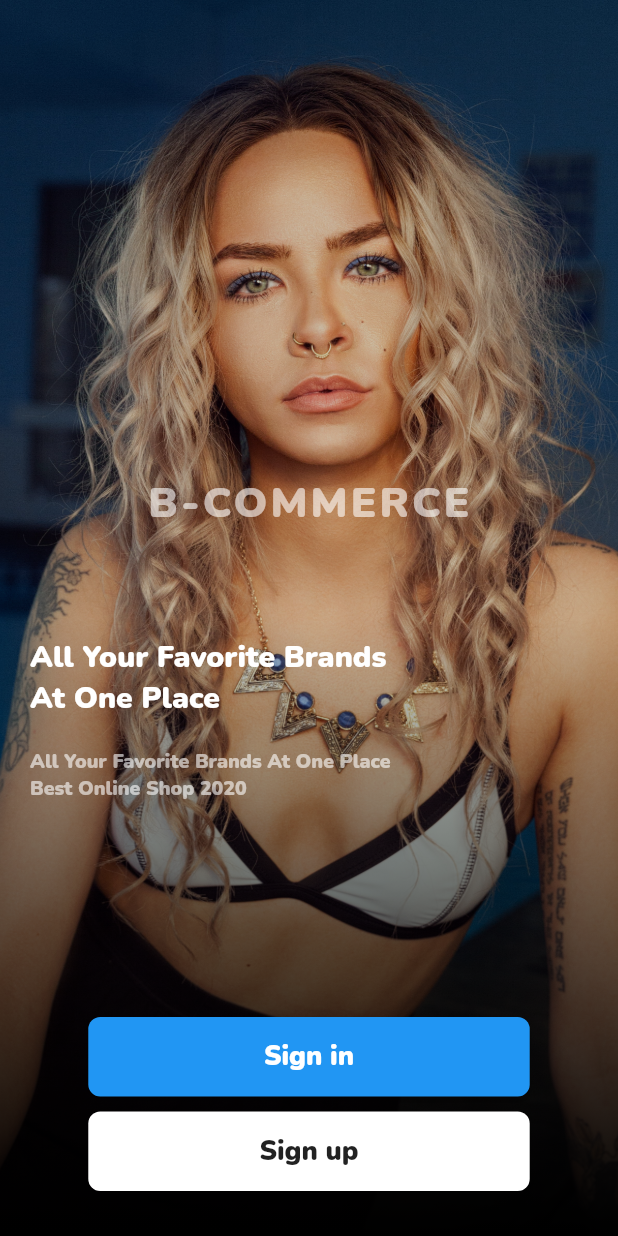
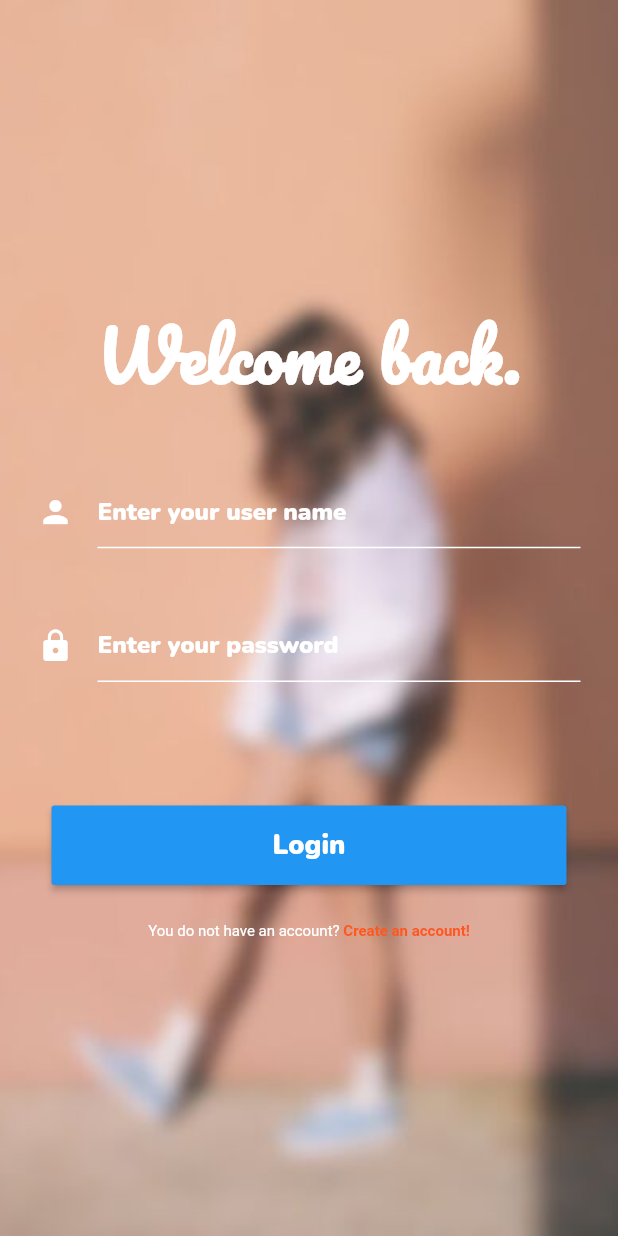
Before and after one commit to ndemeyvan/b-Commerce, a Flutter app: the screen it shows after launch, after a tap on "Sign in", on a phone screen of 412 x 824 dp. Run offline on Flutter 3.47's test engine with Material 2 defaults, Android fonts, the phone set to English and light mode, and no system bars.

Commit message:
finish with signIn screen

```diff
--- /dev/null
+++ b/lib/Components/CustumButton.dart
@@ -0,0 +1,51 @@
+import 'package:flutter/material.dart';
+import '../utils/ScreenHeightAndWidth.dart';
+
+class CustomButton extends StatefulWidget {
+  final Function pressEvent;
+  final buttonText;
+  final Color buttonColor;
+  final Color textColor;
+
+
+
+  const CustomButton(
+      {@required this.pressEvent,@required this.buttonText,@required this.buttonColor,@required this.textColor});
+
+  @override
+  _CustomButtonState createState() => _CustomButtonState();
+}
+
+class _CustomButtonState extends State<CustomButton> {
+  Animation<double> _scale;
+
+  @override
+  void initState() {
+    super.initState();
+  }
+
+
+
+  @override
+  Widget build(BuildContext context) {
+    return Container(
+      width: screenWidth(context) / 1.2,
+      child: RaisedButton(
+        shape: RoundedRectangleBorder(
+            borderRadius: BorderRadius.circular(2.0)),
+        onPressed: widget.pressEvent,
+        color:  widget.buttonColor,
+        child: Padding(
+          padding: const EdgeInsets.symmetric(
+            vertical: 14.0,
+          ),
+          child: Text(
+            widget.buttonText,
+            style: TextStyle(fontSize: 18.0,color: widget.textColor),
+          ),
+        ),
+      ),
+    );
+  }
+
+}
--- a/lib/Routes/Routes.dart
+++ b/lib/Routes/Routes.dart
@@ -1,5 +1,6 @@
 
 import 'package:chat_screen/screens/ChooseSignInOrSignUp.dart';
+import 'package:chat_screen/screens/SigninScreen.dart';
 import 'package:chat_screen/screens/SplashScreen.dart';
 import 'package:flutter/material.dart';
 class Routes {
@@ -13,6 +14,11 @@ class Routes {
         return MaterialPageRoute<Widget>(
             builder: (context) => ChooseSignInOrSignUp());
         break;
+      case SignInScreen.id:
+        return MaterialPageRoute<Widget>(
+            builder: (context) => SignInScreen());
+        break;
+
       default:
         return MaterialPageRoute(
           builder: (_) => Scaffold(
--- a/lib/main.dart
+++ b/lib/main.dart
@@ -15,6 +15,7 @@ class MyApp extends StatelessWidget {
       title: 'B. commerce',
       theme: ThemeData(
         fontFamily: "Nunito",
+
       ),
       home: SplashScreen(),
     );
--- a/lib/screens/ChooseSignInOrSignUp.dart
+++ b/lib/screens/ChooseSignInOrSignUp.dart
@@ -1,8 +1,11 @@
+import 'package:chat_screen/Components/CustumButton.dart';
+import 'package:chat_screen/screens/SigninScreen.dart';
 import 'package:flutter/material.dart';
-import 'package:flutter_signin_button/flutter_signin_button.dart';
+import '../utils/Colors.dart';
 
 class ChooseSignInOrSignUp extends StatefulWidget {
   static const String id = "ChooseSignInOrSignUpScreen";
+
   ChooseSignInOrSignUp({Key key}) : super(key: key);
 
   @override
@@ -46,12 +49,12 @@ class _ChooseSignInOrSignUpState extends State<ChooseSignInOrSignUp> {
               SizedBox(height: MediaQuery.of(context).size.height / 2.6),
               Center(
                 child: Text(
-                  "B-COMMERCE",
+                  "B-commerce",
                   style: TextStyle(
-                    fontSize: 28.0,
+                    fontSize: 45.0,
                     color: Colors.white60,
                     letterSpacing: 2,
-
+                    fontFamily: "Pacifico"
                   ),
                 ),
               ),
@@ -80,46 +83,21 @@ class _ChooseSignInOrSignUpState extends State<ChooseSignInOrSignUp> {
               ),
               Spacer(),
               Center(
-                child: Container(
-                  width: MediaQuery.of(context).size.width / 1.4,
-                  child: RaisedButton(
-                    shape: RoundedRectangleBorder(
-                        borderRadius: BorderRadius.circular(8.0)),
-                    onPressed: () {},
-                    color: Colors.blue,
-                    child: Padding(
-                      padding: const EdgeInsets.symmetric(
-                        vertical: 14.0,
-                      ),
-                      child: Text(
-                        'Sign in',
-                        style: TextStyle(color: Colors.white, fontSize: 18.0),
-                      ),
-                    ),
-                  ),
-                ),
-              ),
+                  child: CustomButton(
+                    textColor: white,
+                      buttonColor: orange,
+                      pressEvent: () {
+                        Navigator.of(context)
+                            .pushReplacementNamed(SignInScreen.id);
+                      },
+                      buttonText: 'Sign in')),
               SizedBox(height: 10.0),
               Center(
-                child: Container(
-                  width: MediaQuery.of(context).size.width / 1.4,
-                  child: RaisedButton(
-                    shape: RoundedRectangleBorder(
-                        borderRadius: BorderRadius.circular(8.0)),
-                    onPressed: () {},
-                    color: Colors.white,
-                    child: Padding(
-                      padding: const EdgeInsets.symmetric(
-                        vertical: 14.0,
-                      ),
-                      child: Text(
-                        'Sign up',
-                        style: TextStyle(fontSize: 18.0),
-                      ),
-                    ),
-                  ),
-                ),
-              ),
+                  child: CustomButton(
+                    textColor: white,
+                      buttonColor: blue,
+                      pressEvent: () {},
+                      buttonText: 'Sign up')),
               SizedBox(height: 30.0),
             ],
           )
--- a/lib/screens/SigninScreen.dart
+++ b/lib/screens/SigninScreen.dart
@@ -0,0 +1,146 @@
+import 'package:chat_screen/Components/CustumButton.dart';
+
+import '../utils/Colors.dart';
+import 'package:flutter/material.dart';
+import '../utils/ScreenHeightAndWidth.dart';
+
+class SignInScreen extends StatefulWidget {
+  static const String id = "SignInScreen";
+
+  @override
+  _SignInScreenState createState() => _SignInScreenState();
+}
+
+class _SignInScreenState extends State<SignInScreen> {
+  ///////////////Variable Section
+  // Create a global key that uniquely identifies the Form widget
+  // and allows validation of the form.
+  //
+  // Note: This is a GlobalKey<FormState>,
+  final _formKey = GlobalKey<FormState>();
+
+  ///////////////Methods
+
+  ////////Screen
+  @override
+  Widget build(BuildContext context) {
+    return Scaffold(
+      body: Center(
+        child: Container(
+          decoration: BoxDecoration(
+            image: DecorationImage(
+              image: AssetImage('assets/images/bgLogin.jpeg'),
+              fit: BoxFit.cover,
+            ),
+          ),
+          child: Padding(
+            padding: const EdgeInsets.symmetric(horizontal: 25),
+            child: Column(
+              mainAxisAlignment: MainAxisAlignment.center,
+              children: [
+                Text(
+                  ("Welcome back."),
+                  style: TextStyle(
+                      color: white,
+                      fontWeight: FontWeight.bold,
+                      fontSize: 45,
+                      fontFamily: "Pacifico"),
+                ),
+                SizedBox(
+                  height: screenHeight(context) * 0.05,
+                ),
+                Form(
+                    key: _formKey,
+                    child: Column(
+                      children: [
+                        TextFormField(
+                          decoration: InputDecoration(
+                              enabledBorder: UnderlineInputBorder(
+                                borderSide: BorderSide(color: white),
+                                //  when the TextFormField in unfocused
+                              ),
+                              focusedBorder: UnderlineInputBorder(
+                                borderSide: BorderSide(color: white),
+                                //  when the TextFormField in focused
+                              ),
+                              icon: Icon(
+                                Icons.person,
+                                color: white,
+                              ),
+                              hintText: 'Enter your user name',
+                              hintStyle: new TextStyle(color: white)
+                              // labelText: 'User name',
+                              ),
+                          validator: (value) {
+                            if (value.isEmpty) {
+                              return 'Please enter your user name';
+                            }
+                            return null;
+                          },
+                        ),
+                        SizedBox(
+                          height: screenHeight(context) * 0.05,
+                        ),
+                        TextFormField(
+                          decoration: InputDecoration(
+                              enabledBorder: UnderlineInputBorder(
+                                borderSide: BorderSide(color: white),
+                                //  when the TextFormField in unfocused
+                              ),
+                              focusedBorder: UnderlineInputBorder(
+                                borderSide: BorderSide(color: white),
+                                //  when the TextFormField in focused
+                              ),
+                              icon: Icon(Icons.lock, color: white),
+                              hintText: 'Enter your password',
+                              hintStyle: new TextStyle(color: white)
+                              // labelText: 'User name',
+                              ),
+                          validator: (value) {
+                            if (value.isEmpty) {
+                              return 'Please enter your password';
+                            }
+                            return null;
+                          },
+                        ),
+                        SizedBox(
+                          height: screenHeight(context) * 0.1,
+                        ),
+                        CustomButton(
+                            pressEvent: () {
+                              if (_formKey.currentState.validate()) {
+                                // If the form is valid, display a Snackbar.
+                                Scaffold.of(context).showSnackBar(
+                                    SnackBar(content: Text('Processing Data')));
+                              }
+                            },
+                            buttonText: "Login",
+                            buttonColor: blue,
+                            textColor: white),
+                        SizedBox(
+                          height: screenHeight(context) * 0.03,
+                        ),
+                        GestureDetector(
+                          onTap: (){
+                            //goto sign up page
+                            print(" go to sign up page ");
+                          },
+                          child: RichText(
+                            text: TextSpan(
+                              style: TextStyle(fontSize: 10),
+                              children: <TextSpan>[
+                                TextSpan(text: 'You do not have an account? ', ),
+                                TextSpan(text: 'Create an account!',style: TextStyle(fontWeight: FontWeight.bold,color: orange)),
+                              ],
+                            ),
+                          ),
+                        )                      ],
+                    ))
+              ],
+            ),
+          ),
+        ),
+      ),
+    );
+  }
+}
--- a/lib/screens/SplashScreen.dart
+++ b/lib/screens/SplashScreen.dart
@@ -56,12 +56,12 @@ class _SplashScreenState extends State<SplashScreen> {
               mainAxisAlignment: MainAxisAlignment.end,
               children: [
                 Text(
-                  "B-COMMERCE",
+                  "B-commerce",
                   style: TextStyle(
                     fontSize: 28.0,
                     color: Colors.white60,
                     letterSpacing: 2,
-
+                      fontFamily: "Pacifico"
                   ),
                 ),
                 SizedBox(height: 25,)
--- a/lib/utils/Colors.dart
+++ b/lib/utils/Colors.dart
@@ -1,14 +1,7 @@
 import 'package:flutter/material.dart';
-
-//--------------------------- screen height & width ----------------------------
-double screenHeight(context) {
-  return MediaQuery.of(context).size.height;
-}
-
-double screenWidth(context) {
-  return MediaQuery.of(context).size.width;
-}
 
 //--------------------------- Colors ----------------------------
 const Color white = Color(0xFFFFFFFF);
 const Color black = Color(0xFF000000);
+const Color blue =Colors.blue;
+const Color orange =Colors.deepOrange;
--- /dev/null
+++ b/lib/utils/ScreenHeightAndWidth.dart
@@ -0,0 +1,10 @@
+import 'package:flutter/material.dart';
+
+//--------------------------- screen height & width ----------------------------
+double screenHeight(context) {
+  return MediaQuery.of(context).size.height;
+}
+
+double screenWidth(context) {
+  return MediaQuery.of(context).size.width;
+}
--- a/pubspec.yaml
+++ b/pubspec.yaml
@@ -63,9 +63,9 @@ flutter:
   # list giving the asset and other descriptors for the font. For
   # example:
   fonts:
-    - family: PoiretOne
+    - family: Pacifico
       fonts:
-        - asset: assets/fonts/PoiretOne.ttf
+        - asset: assets/fonts/Pacifico.ttf
     #       - asset: fonts/Schyler-Italic.ttf
     #         style: italic
     - family: Nunito
```
Also changed, not shown: assets/fonts/Pacifico.ttf (added), assets/fonts/PoiretOne.ttf (deleted), assets/images/bgLogin.jpeg (added), assets/images/e03010101443783.5f1f17946909d.png (added).
